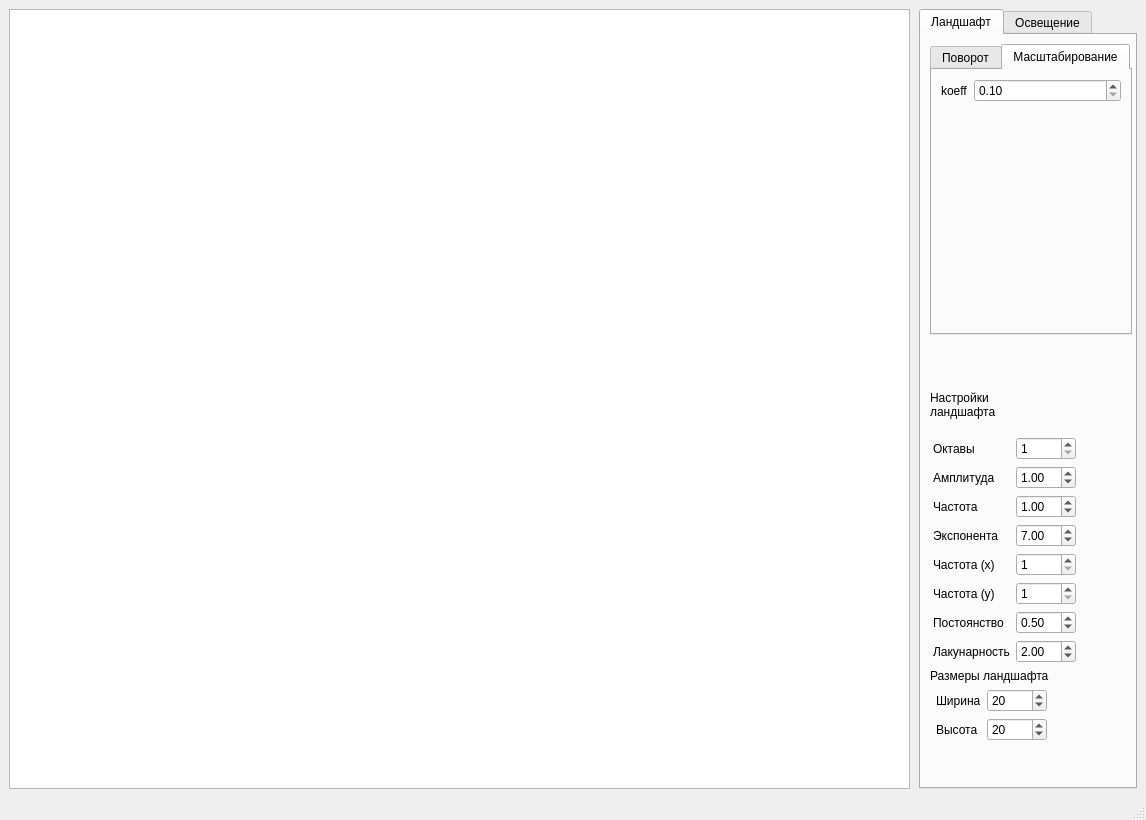
Before: the Qt Designer form cg_course/interface/mainwindow.ui in leontartykov/terrain_cg_course_project, drawn with Qt 5.
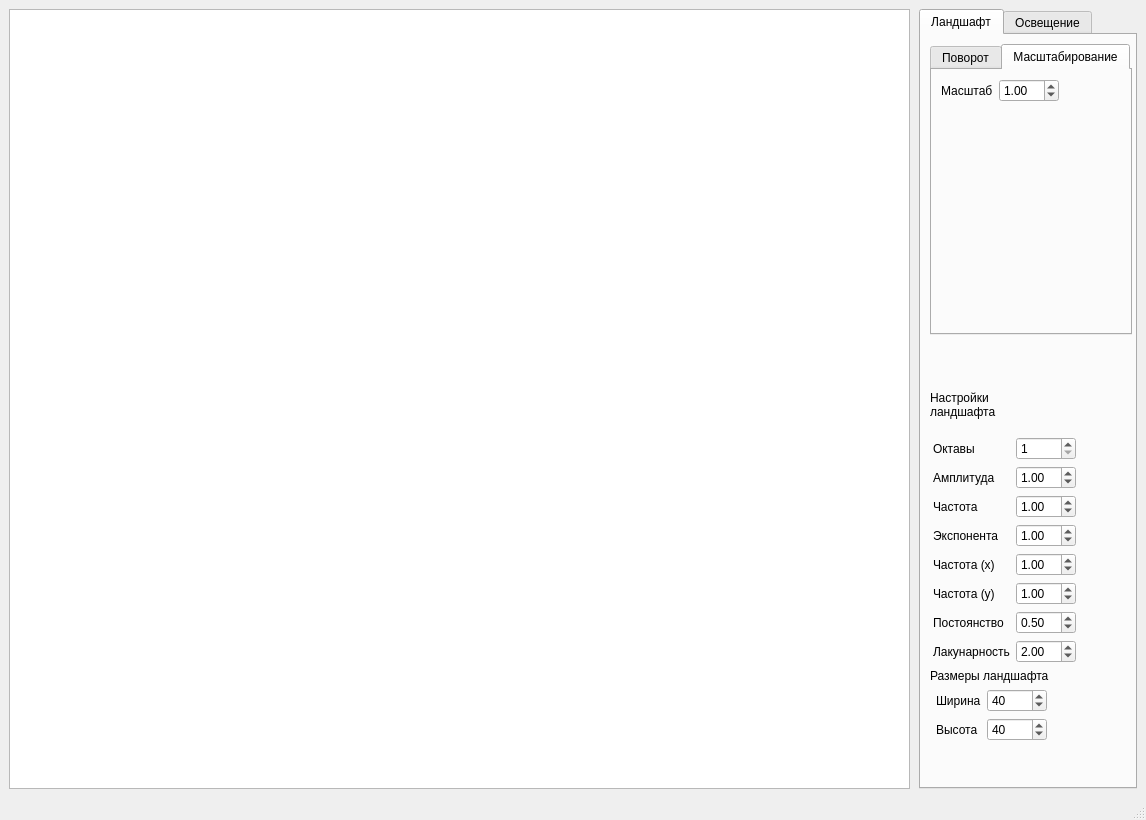
After: the same form once the commit is applied. The open tabs and pages were chosen to show the change.

```diff
--- a/cg_course/interface/mainwindow.ui
+++ b/cg_course/interface/mainwindow.ui
@@ -219,21 +219,30 @@
                 <item row="0" column="0">
                  <widget class="QLabel" name="label">
                   <property name="text">
-                   <string>koeff</string>
+                   <string>Масштаб</string>
                   </property>
                  </widget>
                 </item>
                 <item row="0" column="1">
                  <widget class="QDoubleSpinBox" name="spinbox_scale">
+                  <property name="maximumSize">
+                   <size>
+                    <width>60</width>
+                    <height>16777215</height>
+                   </size>
+                  </property>
                   <property name="minimum">
                    <double>0.100000000000000</double>
                   </property>
                   <property name="maximum">
-                   <double>3.000000000000000</double>
+                   <double>2.800000000000000</double>
                   </property>
                   <property name="singleStep">
                    <double>0.100000000000000</double>
                   </property>
+                  <property name="value">
+                   <double>1.000000000000000</double>
+                  </property>
                  </widget>
                 </item>
                </layout>
@@ -407,7 +416,7 @@
                <double>0.100000000000000</double>
               </property>
               <property name="value">
-               <double>7.000000000000000</double>
+               <double>1.000000000000000</double>
               </property>
              </widget>
             </item>
@@ -418,25 +427,6 @@
               </property>
              </widget>
             </item>
-            <item row="4" column="1">
-             <widget class="QSpinBox" name="spinbox_frequency_x">
-              <property name="maximumSize">
-               <size>
-                <width>60</width>
-                <height>16777215</height>
-               </size>
-              </property>
-              <property name="minimum">
-               <number>1</number>
-              </property>
-              <property name="maximum">
-               <number>100</number>
-              </property>
-              <property name="value">
-               <number>1</number>
-              </property>
-             </widget>
-            </item>
             <item row="5" column="0">
              <widget class="QLabel" name="label_13">
               <property name="text">
@@ -502,8 +492,27 @@
               </property>
              </widget>
             </item>
+            <item row="4" column="1">
+             <widget class="QDoubleSpinBox" name="spinbox_frequency_x">
+              <property name="maximumSize">
+               <size>
+                <width>60</width>
+                <height>16777215</height>
+               </size>
+              </property>
+              <property name="minimum">
+               <double>0.100000000000000</double>
+              </property>
+              <property name="maximum">
+               <double>10.000000000000000</double>
+              </property>
+              <property name="value">
+               <double>1.000000000000000</double>
+              </property>
+             </widget>
+            </item>
             <item row="5" column="1">
-             <widget class="QSpinBox" name="spinbox_frequency_y">
+             <widget class="QDoubleSpinBox" name="spinbox_frequency_y">
               <property name="maximumSize">
                <size>
                 <width>60</width>
@@ -511,13 +520,13 @@
                </size>
               </property>
               <property name="minimum">
-               <number>1</number>
+               <double>0.100000000000000</double>
               </property>
               <property name="maximum">
-               <number>100</number>
+               <double>10.000000000000000</double>
               </property>
               <property name="value">
-               <number>1</number>
+               <double>1.000000000000000</double>
               </property>
              </widget>
             </item>
@@ -569,7 +578,7 @@
                <number>100</number>
               </property>
               <property name="value">
-               <number>20</number>
+               <number>40</number>
               </property>
              </widget>
             </item>
@@ -588,7 +597,7 @@
                <number>100</number>
               </property>
               <property name="value">
-               <number>20</number>
+               <number>40</number>
               </property>
              </widget>
             </item>
```
Left out of the diff: 6 changed lines with no effect on the pictures.
